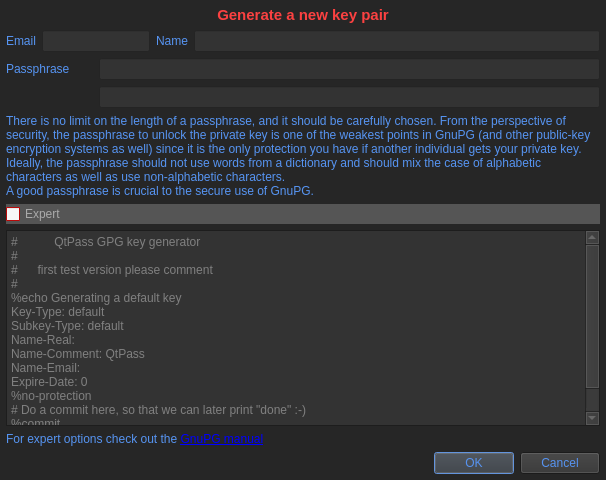
Qt form keygendialog.ui (IJHack/QtPass) before a commit.
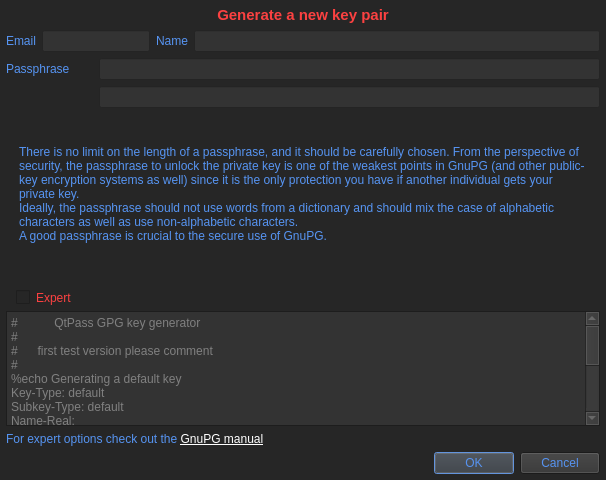
The same form after that commit.

Diff of the .ui file:
```diff
--- a/keygendialog.ui
+++ b/keygendialog.ui
@@ -874,15 +874,33 @@
       </item>
       <item>
        <widget class="QLabel" name="labelPassphraseInfo">
+        <property name="minimumSize">
+         <size>
+          <width>0</width>
+          <height>170</height>
+         </size>
+        </property>
+        <property name="baseSize">
+         <size>
+          <width>0</width>
+          <height>0</height>
+         </size>
+        </property>
         <property name="styleSheet">
-         <string notr="true">QLabel {color: #5694f2;}</string>
+         <string notr="true">QLabel {color: #5694f2; margin-left: 10px; margin-right: 10px; margin-bottom: 5px; margin-top: 5px; padding-bottom: 10px; }</string>
         </property>
         <property name="text">
          <string>&lt;html&gt;&lt;head/&gt;&lt;body&gt;&lt;p&gt;There is no limit on the length of a passphrase, and it should be carefully chosen. From the perspective of security, the passphrase to unlock the private key is one of the weakest points in GnuPG (and other public-key encryption systems as well) since it is the only protection you have if another individual gets your private key. &lt;br/&gt;Ideally, the passphrase should not use words from a dictionary and should mix the case of alphabetic characters as well as use non-alphabetic characters.&lt;br/&gt;A good passphrase is crucial to the secure use of GnuPG.&lt;/p&gt;&lt;/body&gt;&lt;/html&gt;</string>
         </property>
+        <property name="alignment">
+         <set>Qt::AlignLeading|Qt::AlignLeft|Qt::AlignVCenter</set>
+        </property>
         <property name="wordWrap">
          <bool>true</bool>
         </property>
+        <property name="margin">
+         <number>0</number>
+        </property>
        </widget>
       </item>
       <item>
@@ -893,54 +911,54 @@
            <colorrole role="WindowText">
             <brush brushstyle="SolidPattern">
              <color alpha="255">
-              <red>170</red>
-              <green>170</green>
-              <blue>170</blue>
+              <red>252</red>
+              <green>65</green>
+              <blue>65</blue>
              </color>
             </brush>
            </colorrole>
            <colorrole role="Button">
             <brush brushstyle="SolidPattern">
              <color alpha="255">
-              <red>85</red>
-              <green>85</green>
-              <blue>85</blue>
+              <red>38</red>
+              <green>38</green>
+              <blue>38</blue>
              </color>
             </brush>
            </colorrole>
            <colorrole role="Text">
             <brush brushstyle="SolidPattern">
              <color alpha="255">
-              <red>170</red>
-              <green>170</green>
-              <blue>170</blue>
+              <red>252</red>
+              <green>65</green>
+              <blue>65</blue>
              </color>
             </brush>
            </colorrole>
            <colorrole role="ButtonText">
             <brush brushstyle="SolidPattern">
              <color alpha="255">
-              <red>170</red>
-              <green>170</green>
-              <blue>170</blue>
+              <red>252</red>
+              <green>65</green>
+              <blue>65</blue>
              </color>
             </brush>
            </colorrole>
            <colorrole role="Base">
             <brush brushstyle="SolidPattern">
              <color alpha="255">
-              <red>247</red>
-              <green>247</green>
-              <blue>247</blue>
+              <red>38</red>
+              <green>38</green>
+              <blue>38</blue>
              </color>
             </brush>
            </colorrole>
            <colorrole role="Window">
             <brush brushstyle="SolidPattern">
              <color alpha="255">
-              <red>236</red>
-              <green>11</green>
-              <blue>11</blue>
+              <red>38</red>
+              <green>38</green>
+              <blue>38</blue>
              </color>
             </brush>
            </colorrole>
@@ -967,54 +985,54 @@
            <colorrole role="WindowText">
             <brush brushstyle="SolidPattern">
              <color alpha="255">
-              <red>170</red>
-              <green>170</green>
-              <blue>170</blue>
+              <red>252</red>
+              <green>65</green>
+              <blue>65</blue>
              </color>
             </brush>
            </colorrole>
            <colorrole role="Button">
             <brush brushstyle="SolidPattern">
              <color alpha="255">
-              <red>85</red>
-              <green>85</green>
-              <blue>85</blue>
+              <red>38</red>
+              <green>38</green>
+              <blue>38</blue>
              </color>
             </brush>
            </colorrole>
            <colorrole role="Text">
             <brush brushstyle="SolidPattern">
              <color alpha="255">
-              <red>170</red>
-              <green>170</green>
-              <blue>170</blue>
+              <red>252</red>
+              <green>65</green>
+              <blue>65</blue>
              </color>
             </brush>
            </colorrole>
            <colorrole role="ButtonText">
             <brush brushstyle="SolidPattern">
              <color alpha="255">
-              <red>170</red>
-              <green>170</green>
-              <blue>170</blue>
+              <red>252</red>
+              <green>65</green>
+              <blue>65</blue>
              </color>
             </brush>
            </colorrole>
            <colorrole role="Base">
             <brush brushstyle="SolidPattern">
              <color alpha="255">
-              <red>247</red>
-              <green>247</green>
-              <blue>247</blue>
+              <red>38</red>
+              <green>38</green>
+              <blue>38</blue>
              </color>
             </brush>
            </colorrole>
            <colorrole role="Window">
             <brush brushstyle="SolidPattern">
              <color alpha="255">
-              <red>236</red>
-              <green>11</green>
-              <blue>11</blue>
+              <red>38</red>
+              <green>38</green>
+              <blue>38</blue>
              </color>
             </brush>
            </colorrole>
@@ -1041,54 +1059,54 @@
            <colorrole role="WindowText">
             <brush brushstyle="SolidPattern">
              <color alpha="255">
-              <red>170</red>
-              <green>170</green>
-              <blue>170</blue>
+              <red>252</red>
+              <green>65</green>
+              <blue>65</blue>
              </color>
             </brush>
            </colorrole>
            <colorrole role="Button">
             <brush brushstyle="SolidPattern">
              <color alpha="255">
-              <red>85</red>
-              <green>85</green>
-              <blue>85</blue>
+              <red>38</red>
+              <green>38</green>
+              <blue>38</blue>
              </color>
             </brush>
            </colorrole>
            <colorrole role="Text">
             <brush brushstyle="SolidPattern">
              <color alpha="255">
-              <red>170</red>
-              <green>170</green>
-              <blue>170</blue>
+              <red>252</red>
+              <green>65</green>
+              <blue>65</blue>
              </color>
             </brush>
            </colorrole>
            <colorrole role="ButtonText">
             <brush brushstyle="SolidPattern">
              <color alpha="255">
-              <red>170</red>
-              <green>170</green>
-              <blue>170</blue>
+              <red>252</red>
+              <green>65</green>
+              <blue>65</blue>
              </color>
             </brush>
            </colorrole>
            <colorrole role="Base">
             <brush brushstyle="SolidPattern">
              <color alpha="255">
-              <red>236</red>
-              <green>11</green>
-              <blue>11</blue>
+              <red>38</red>
+              <green>38</green>
+              <blue>38</blue>
              </color>
             </brush>
            </colorrole>
            <colorrole role="Window">
             <brush brushstyle="SolidPattern">
              <color alpha="255">
-              <red>236</red>
-              <green>11</green>
-              <blue>11</blue>
+              <red>38</red>
+              <green>38</green>
+              <blue>38</blue>
              </color>
             </brush>
            </colorrole>
@@ -1113,11 +1131,17 @@
           </disabled>
          </palette>
         </property>
+        <property name="font">
+         <font>
+          <weight>50</weight>
+          <bold>false</bold>
+         </font>
+        </property>
         <property name="autoFillBackground">
-         <bool>true</bool>
+         <bool>false</bool>
         </property>
         <property name="styleSheet">
-         <string notr="true">QCheckBox {color: #aaaaaa;}</string>
+         <string notr="true">QCheckBox {background-color: #262626; color: #fc4141; margin-left: 10px;}</string>
         </property>
         <property name="text">
          <string>Expert</string>
@@ -1166,6 +1190,9 @@
           </disabled>
          </palette>
         </property>
+        <property name="styleSheet">
+         <string notr="true"/>
+        </property>
         <property name="readOnly">
          <bool>true</bool>
         </property>
@@ -1196,11 +1223,129 @@
       </item>
       <item>
        <widget class="QLabel" name="labelExpertInfo">
+        <property name="palette">
+         <palette>
+          <active>
+           <colorrole role="WindowText">
+            <brush brushstyle="SolidPattern">
+             <color alpha="255">
+              <red>86</red>
+              <green>148</green>
+              <blue>242</blue>
+             </color>
+            </brush>
+           </colorrole>
+           <colorrole role="Text">
+            <brush brushstyle="SolidPattern">
+             <color alpha="255">
+              <red>86</red>
+              <green>148</green>
+              <blue>242</blue>
+             </color>
+            </brush>
+           </colorrole>
+           <colorrole role="ButtonText">
+            <brush brushstyle="SolidPattern">
+             <color alpha="255">
+              <red>86</red>
+              <green>148</green>
+              <blue>242</blue>
+             </color>
+            </brush>
+           </colorrole>
+           <colorrole role="Link">
+            <brush brushstyle="SolidPattern">
+             <color alpha="255">
+              <red>255</red>
+              <green>255</green>
+              <blue>255</blue>
+             </color>
+            </brush>
+           </colorrole>
+          </active>
+          <inactive>
+           <colorrole role="WindowText">
+            <brush brushstyle="SolidPattern">
+             <color alpha="255">
+              <red>86</red>
+              <green>148</green>
+              <blue>242</blue>
+             </color>
+            </brush>
+           </colorrole>
+           <colorrole role="Text">
+            <brush brushstyle="SolidPattern">
+             <color alpha="255">
+              <red>86</red>
+              <green>148</green>
+              <blue>242</blue>
+             </color>
+            </brush>
+           </colorrole>
+           <colorrole role="ButtonText">
+            <brush brushstyle="SolidPattern">
+             <color alpha="255">
+              <red>86</red>
+              <green>148</green>
+              <blue>242</blue>
+             </color>
+            </brush>
+           </colorrole>
+           <colorrole role="Link">
+            <brush brushstyle="SolidPattern">
+             <color alpha="255">
+              <red>255</red>
+              <green>255</green>
+              <blue>255</blue>
+             </color>
+            </brush>
+           </colorrole>
+          </inactive>
+          <disabled>
+           <colorrole role="WindowText">
+            <brush brushstyle="SolidPattern">
+             <color alpha="255">
+              <red>86</red>
+              <green>148</green>
+              <blue>242</blue>
+             </color>
+            </brush>
+           </colorrole>
+           <colorrole role="Text">
+            <brush brushstyle="SolidPattern">
+             <color alpha="255">
+              <red>86</red>
+              <green>148</green>
+              <blue>242</blue>
+             </color>
+            </brush>
+           </colorrole>
+           <colorrole role="ButtonText">
+            <brush brushstyle="SolidPattern">
+             <color alpha="255">
+              <red>86</red>
+              <green>148</green>
+              <blue>242</blue>
+             </color>
+            </brush>
+           </colorrole>
+           <colorrole role="Link">
+            <brush brushstyle="SolidPattern">
+             <color alpha="255">
+              <red>255</red>
+              <green>255</green>
+              <blue>255</blue>
+             </color>
+            </brush>
+           </colorrole>
+          </disabled>
+         </palette>
+        </property>
         <property name="styleSheet">
          <string notr="true">QLabel {color: #5694f2;}</string>
         </property>
         <property name="text">
-         <string>For expert options check out the &lt;a href=&quot;https://www.gnupg.org/documentation/manuals/gnupg/Unattended-GPG-key-generation.html&quot;&gt;GnuPG manual&lt;/a&gt;</string>
+         <string>&lt;html&gt;&lt;head/&gt;&lt;body&gt;&lt;p&gt;For expert options check out the &lt;a href=&quot;https://www.gnupg.org/documentation/manuals/gnupg/Unattended-GPG-key-generation.html&quot;&gt;&lt;span style=&quot; text-decoration: underline; color:#ffffff;&quot;&gt;GnuPG manual&lt;/span&gt;&lt;/a&gt;&lt;/p&gt;&lt;/body&gt;&lt;/html&gt;</string>
         </property>
         <property name="openExternalLinks">
          <bool>true</bool>
```
